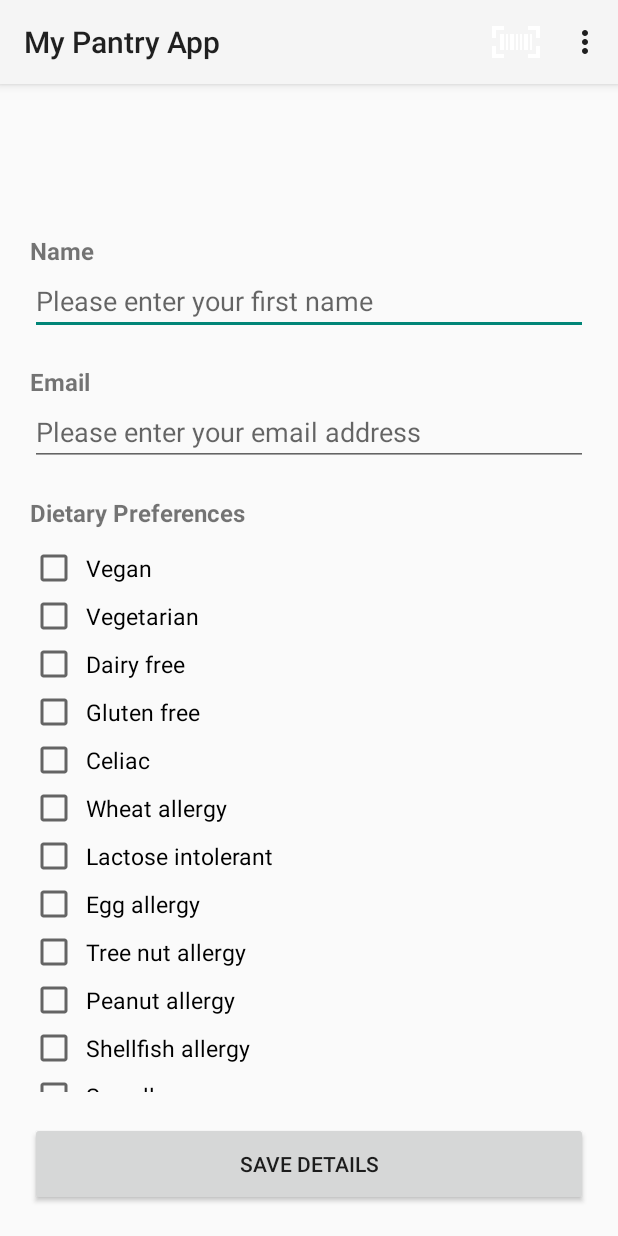
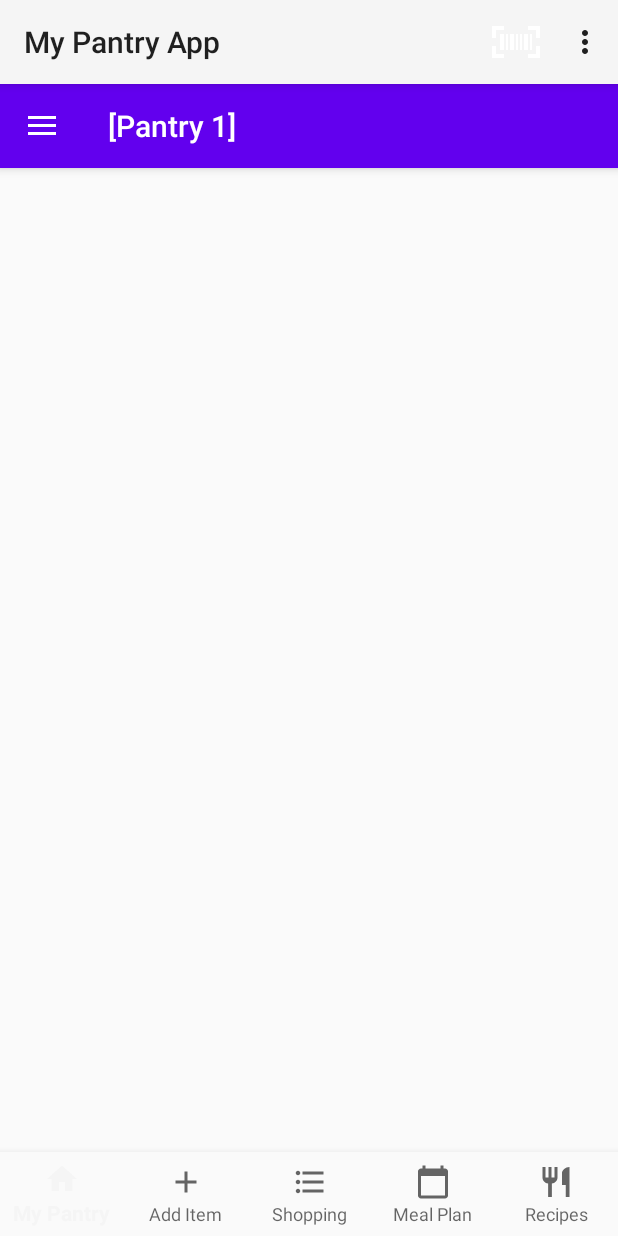
Before and after one commit to JakeBriscoe/MyPantryApp, an Android app: the screen it shows after launch once a user with an empty profile is signed in (MainActivity), after a tap on "SAVE DETAILS", on a phone screen of 412 x 824 dp. Run offline under Robolectric (Android 15) with nearby library versions, the phone set to English and light mode, and no system bars; our stand-ins replace Firebase (no records; nobody signed in at launch, a user with empty details on screens opened directly); 1 statement that could not run was skipped.

Commit message:
Fixed MainActivity being created twice

```diff
--- a/app/src/main/java/com/example/mypantryapp/AddItemFragment.java
+++ b/app/src/main/java/com/example/mypantryapp/AddItemFragment.java
@@ -106,8 +106,6 @@ public class AddItemFragment extends Fragment {
         final ImageButton barcodeIcon = v.findViewById(R.id.barcodeIcon);
         barcodeIcon.setOnClickListener(new View.OnClickListener() {
             @Override
-
-
             public void onClick(View v) {
                 getFragmentManager().beginTransaction().replace(R.id.fragment_container, new ScanBarcodeFragment()).addToBackStack(null).commit();
             }
--- a/app/src/main/java/com/example/mypantryapp/MainActivity.java
+++ b/app/src/main/java/com/example/mypantryapp/MainActivity.java
@@ -31,8 +31,6 @@ import com.google.firebase.firestore.FirebaseFirestore;
 public class MainActivity extends AppCompatActivity implements NavigationView.OnNavigationItemSelectedListener, ScanIngredientsFragment.SendMessage, AddItemFragment.SendDetails{
     private DrawerLayout drawer;
     BottomNavigationView bottomNav; // This needs to be here so it can be accessed in multiple methods
-    NavigationView navigationView;
-
 
     private FirebaseFirestore db = FirebaseFirestore.getInstance();
     private FirebaseAuth mAuth = FirebaseAuth.getInstance();
@@ -55,7 +53,7 @@ public class MainActivity extends AppCompatActivity implements NavigationView.On
             bottomNav = findViewById(R.id.bottom_navigation_drawer);
             bottomNav.setOnNavigationItemSelectedListener(navListener);
             drawer = findViewById(R.id.navigation_drawer);
-            navigationView = findViewById(R.id.nav_view);
+            NavigationView navigationView = findViewById(R.id.nav_view);
             navigationView.setNavigationItemSelectedListener(this);
 
             // Replace automatic toolbar with our own toolbar
@@ -73,26 +71,24 @@ public class MainActivity extends AppCompatActivity implements NavigationView.On
 
             // Make sure that it opens to the home fragment, but rotating screen doesn't restart state
             if (savedInstanceState == null) {
+                Fragment fragment;
 
                 if (isFirstRun) {
                     // Navigate to settings if it is the first time user has logged in
-                    getSupportFragmentManager().beginTransaction().replace(R.id.fragment_container,
-                            new SettingsFragment()).addToBackStack(null).commit();
+                    fragment = new SettingsFragment();
                     navigationView.setCheckedItem(R.id.nav_settings);
                 } else {
                     // Navigate to home fragment
-                    getSupportFragmentManager().beginTransaction().replace(R.id.fragment_container,
-                            new HomeFragment()).addToBackStack(null).commit();
+                    fragment = new HomeFragment();
                     navigationView.setCheckedItem(R.id.nav_pantry1);
                 }
 
+                getSupportFragmentManager().beginTransaction().replace(R.id.fragment_container,
+                        fragment).addToBackStack(null).commit();
+
             }
 
-            Toast.makeText(MainActivity.this, currentUser.getEmail(), Toast.LENGTH_SHORT).show();
-            Toast.makeText(MainActivity.this, currentUser.getDisplayName(), Toast.LENGTH_SHORT).show();
-
         }
-
 
     }
 
@@ -155,6 +151,7 @@ public class MainActivity extends AppCompatActivity implements NavigationView.On
             // Navigate to home fragment
             getSupportFragmentManager().beginTransaction().replace(R.id.fragment_container,
                     new HomeFragment()).addToBackStack(null).commit();
+            NavigationView navigationView = findViewById(R.id.nav_view);
             navigationView.setCheckedItem(R.id.nav_pantry1);
         } else {
             // Exit app entirely
--- a/app/src/main/java/com/example/mypantryapp/SettingsFragment.java
+++ b/app/src/main/java/com/example/mypantryapp/SettingsFragment.java
@@ -36,6 +36,19 @@ public class SettingsFragment extends Fragment {
             navigationView.setVisibility(View.GONE);
             toolbar.setVisibility(View.GONE);
 
+            Button save = v.findViewById(R.id.saveDetails);
+            save.setOnClickListener(new View.OnClickListener() {
+                @Override
+                public void onClick(View v) {
+                    getFragmentManager().beginTransaction().replace(R.id.fragment_container, new HomeFragment()).addToBackStack(null).commit();
+                    Toast.makeText(getContext(), "Your details are saved!", Toast.LENGTH_SHORT).show();
+
+                    navigationView.setVisibility(View.VISIBLE);
+                    toolbar.setVisibility(View.VISIBLE);
+                    navigationView.setCheckedItem(R.id.nav_pantry1);
+                }
+            });
+
             this.getActivity().getSharedPreferences("PREFERENCE", Context.MODE_PRIVATE).edit()
                     .putBoolean("isFirstRun", false).apply();
 
@@ -43,19 +56,19 @@ public class SettingsFragment extends Fragment {
             // Otherwise, show the nav header and drawer.
             navigationView.setVisibility(View.VISIBLE);
             toolbar.setVisibility(View.VISIBLE);
+
+            Button save = v.findViewById(R.id.saveDetails);
+            save.setOnClickListener(new View.OnClickListener() {
+                @Override
+                public void onClick(View v) {
+                    Toast.makeText(getContext(), "Your details are saved!", Toast.LENGTH_SHORT).show();
+                }
+            });
         }
 
         Toolbar mActionBarToolbar = getActivity().findViewById(R.id.toolbar);
         mActionBarToolbar.setTitle("Settings");
 
-        Button save = v.findViewById(R.id.saveDetails);
-        save.setOnClickListener(new View.OnClickListener() {
-            @Override
-            public void onClick(View v) {
-                Toast.makeText(getContext(), "Your details are saved!", Toast.LENGTH_SHORT).show();
-            }
-        });
-
         return v;
     }
 }
--- a/app/src/main/java/com/example/mypantryapp/SignUpActivity.java
+++ b/app/src/main/java/com/example/mypantryapp/SignUpActivity.java
@@ -59,7 +59,7 @@ public class SignUpActivity extends AppCompatActivity {
                                     getSharedPreferences("PREFERENCE", MODE_PRIVATE).edit()
                                             .putBoolean("isFirstRun", true).apply();
 
-                                    startActivity(new Intent(SignUpActivity.this, MainActivity.class));
+                                    finish();
                                 }
                             }
                         });
```
